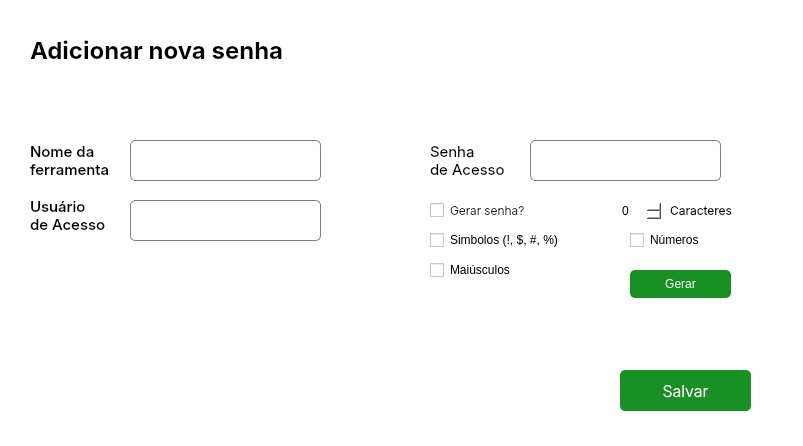
Qt form QtDesigner/filesUI/AddPSWRD.ui (lrafaelz/PSWRD-Manager) before a commit.
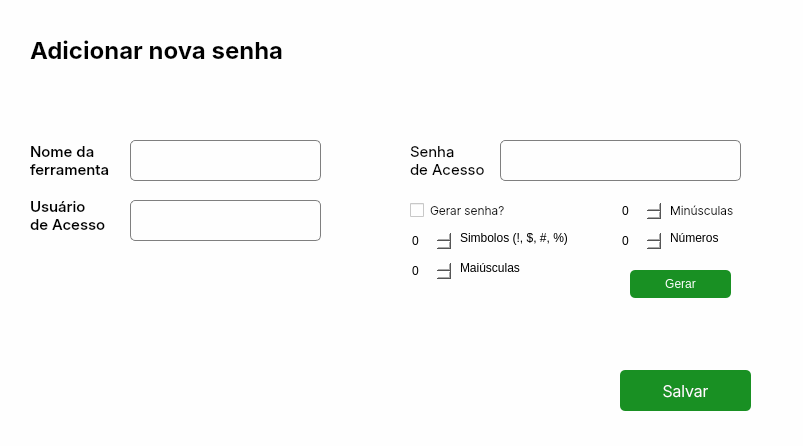
The same form after that commit.

The edit to the form file:
```diff
--- a/QtDesigner/filesUI/AddPSWRD.ui
+++ b/QtDesigner/filesUI/AddPSWRD.ui
@@ -277,7 +277,7 @@
      <widget class="QLabel" name="TextoName_3">
       <property name="geometry">
        <rect>
-        <x>430</x>
+        <x>410</x>
         <y>40</y>
         <width>91</width>
         <height>41</height>
@@ -299,9 +299,9 @@
      <widget class="QLineEdit" name="Input_appPSWRD">
       <property name="geometry">
        <rect>
-        <x>530</x>
+        <x>500</x>
         <y>40</y>
-        <width>191</width>
+        <width>241</width>
         <height>41</height>
        </rect>
       </property>
@@ -365,7 +365,7 @@
      <widget class="QCheckBox" name="checkBox_generate">
       <property name="geometry">
        <rect>
-        <x>430</x>
+        <x>410</x>
         <y>100</y>
         <width>131</width>
         <height>20</height>
@@ -390,7 +390,7 @@
      <widget class="QCheckBox" name="checkBox_symbol">
       <property name="geometry">
        <rect>
-        <x>430</x>
+        <x>420</x>
         <y>130</y>
         <width>181</width>
         <height>20</height>
@@ -400,26 +400,10 @@
        <string notr="true">	font: 200 9pt &quot;Inter&quot;;</string>
       </property>
       <property name="text">
-       <string>Simbolos (!, $, #, %)</string>
+       <string/>
       </property>
      </widget>
-     <widget class="QCheckBox" name="checkBox_uppercase">
-      <property name="geometry">
-       <rect>
-        <x>430</x>
-        <y>160</y>
-        <width>141</width>
-        <height>20</height>
-       </rect>
-      </property>
-      <property name="styleSheet">
-       <string notr="true">	font: 200 9pt &quot;Inter&quot;;</string>
-      </property>
-      <property name="text">
-       <string>Maiúsculos</string>
-      </property>
-     </widget>
-     <widget class="QSpinBox" name="spinBox_caracter">
+     <widget class="QSpinBox" name="spinBox_lowercase">
       <property name="geometry">
        <rect>
         <x>620</x>
@@ -436,9 +420,9 @@
       <property name="geometry">
        <rect>
         <x>670</x>
-        <y>90</y>
+        <y>100</y>
         <width>91</width>
-        <height>41</height>
+        <height>21</height>
        </rect>
       </property>
       <property name="font">
@@ -454,23 +438,7 @@
        <string notr="true">	font: 200 9pt &quot;Inter&quot;;</string>
       </property>
       <property name="text">
-       <string>&lt;html&gt;&lt;head/&gt;&lt;body&gt;&lt;p&gt;&lt;span style=&quot; font-size:9pt; font-weight:400;&quot;&gt;Caracteres&lt;/span&gt;&lt;/p&gt;&lt;/body&gt;&lt;/html&gt;</string>
-      </property>
-     </widget>
-     <widget class="QCheckBox" name="checkBox_number">
-      <property name="geometry">
-       <rect>
-        <x>630</x>
-        <y>130</y>
-        <width>121</width>
-        <height>20</height>
-       </rect>
-      </property>
-      <property name="styleSheet">
-       <string notr="true">	font: 200 9pt &quot;Inter&quot;;</string>
-      </property>
-      <property name="text">
-       <string>Números</string>
+       <string>Minúsculas</string>
       </property>
      </widget>
      <widget class="QPushButton" name="pushButton_generate">
@@ -514,6 +482,93 @@
        <string>Gerar</string>
       </property>
      </widget>
+     <widget class="QSpinBox" name="spinBox_symbols">
+      <property name="geometry">
+       <rect>
+        <x>410</x>
+        <y>130</y>
+        <width>42</width>
+        <height>22</height>
+       </rect>
+      </property>
+      <property name="styleSheet">
+       <string notr="true">	font: 200 9pt &quot;Inter&quot;;</string>
+      </property>
+     </widget>
+     <widget class="QSpinBox" name="spinBox_uppercase">
+      <property name="geometry">
+       <rect>
+        <x>410</x>
+        <y>160</y>
+        <width>42</width>
+        <height>22</height>
+       </rect>
+      </property>
+      <property name="styleSheet">
+       <string notr="true">	font: 200 9pt &quot;Inter&quot;;</string>
+      </property>
+     </widget>
+     <widget class="QLabel" name="label">
+      <property name="geometry">
+       <rect>
+        <x>460</x>
+        <y>130</y>
+        <width>141</width>
+        <height>16</height>
+       </rect>
+      </property>
+      <property name="styleSheet">
+       <string notr="true">	font: 200 9pt &quot;Inter&quot;;</string>
+      </property>
+      <property name="text">
+       <string>Simbolos (!, $, #, %)</string>
+      </property>
+     </widget>
+     <widget class="QLabel" name="label_2">
+      <property name="geometry">
+       <rect>
+        <x>460</x>
+        <y>160</y>
+        <width>91</width>
+        <height>16</height>
+       </rect>
+      </property>
+      <property name="styleSheet">
+       <string notr="true">	font: 200 9pt &quot;Inter&quot;;</string>
+      </property>
+      <property name="text">
+       <string>Maiúsculas</string>
+      </property>
+     </widget>
+     <widget class="QSpinBox" name="spinBox_numbers">
+      <property name="geometry">
+       <rect>
+        <x>620</x>
+        <y>130</y>
+        <width>42</width>
+        <height>22</height>
+       </rect>
+      </property>
+      <property name="styleSheet">
+       <string notr="true">	font: 200 9pt &quot;Inter&quot;;</string>
+      </property>
+     </widget>
+     <widget class="QLabel" name="label_3">
+      <property name="geometry">
+       <rect>
+        <x>670</x>
+        <y>130</y>
+        <width>91</width>
+        <height>16</height>
+       </rect>
+      </property>
+      <property name="styleSheet">
+       <string notr="true">	font: 200 9pt &quot;Inter&quot;;</string>
+      </property>
+      <property name="text">
+       <string>Números</string>
+      </property>
+     </widget>
     </widget>
    </item>
    <item>
```
